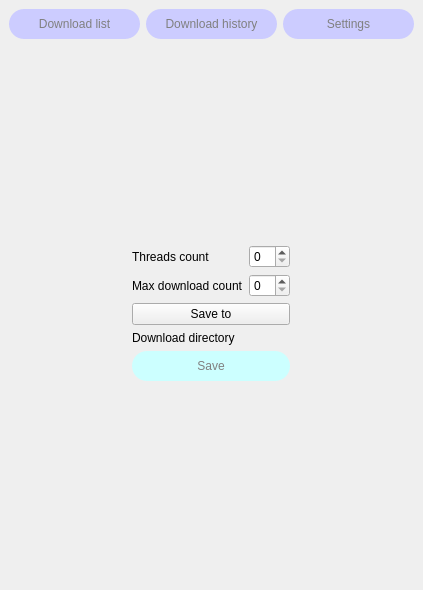
Before: the Qt Designer form mainwindow.ui in thenaserov/simploader, drawn with Qt 5.
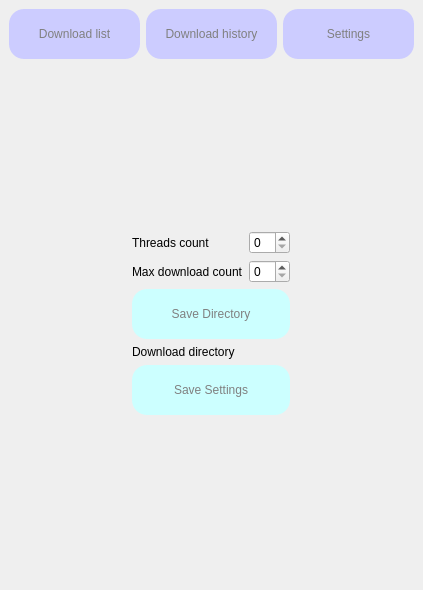
After: the same form once the commit is applied. The open tabs and pages were chosen to show the change.

Diff of the .ui file:
```diff
--- a/mainwindow.ui
+++ b/mainwindow.ui
@@ -20,7 +20,7 @@
       <property name="minimumSize">
        <size>
         <width>100</width>
-        <height>30</height>
+        <height>50</height>
        </size>
       </property>
       <property name="styleSheet">
@@ -38,7 +38,7 @@
       <property name="minimumSize">
        <size>
         <width>100</width>
-        <height>30</height>
+        <height>50</height>
        </size>
       </property>
       <property name="styleSheet">
@@ -56,7 +56,7 @@
       <property name="minimumSize">
        <size>
         <width>100</width>
-        <height>30</height>
+        <height>50</height>
        </size>
       </property>
       <property name="styleSheet">
@@ -198,7 +198,7 @@
                 <property name="minimumSize">
                  <size>
                   <width>100</width>
-                  <height>30</height>
+                  <height>50</height>
                  </size>
                 </property>
                 <property name="styleSheet">
@@ -207,7 +207,7 @@
 background-color:#ccffff;</string>
                 </property>
                 <property name="text">
-                 <string>Save</string>
+                 <string>Save Settings</string>
                 </property>
                </widget>
               </item>
@@ -227,8 +227,19 @@
               </item>
               <item row="3" column="0" colspan="3">
                <widget class="QPushButton" name="pbSaveTo">
+                <property name="minimumSize">
+                 <size>
+                  <width>0</width>
+                  <height>50</height>
+                 </size>
+                </property>
+                <property name="styleSheet">
+                 <string notr="true">border-radius: 15px;
+color:grey;
+background-color:#ccffff;</string>
+                </property>
                 <property name="text">
-                 <string>Save to</string>
+                 <string>Save Directory</string>
                 </property>
                </widget>
               </item>
```
Left out of the diff: 6 changed lines with no effect on the pictures.
